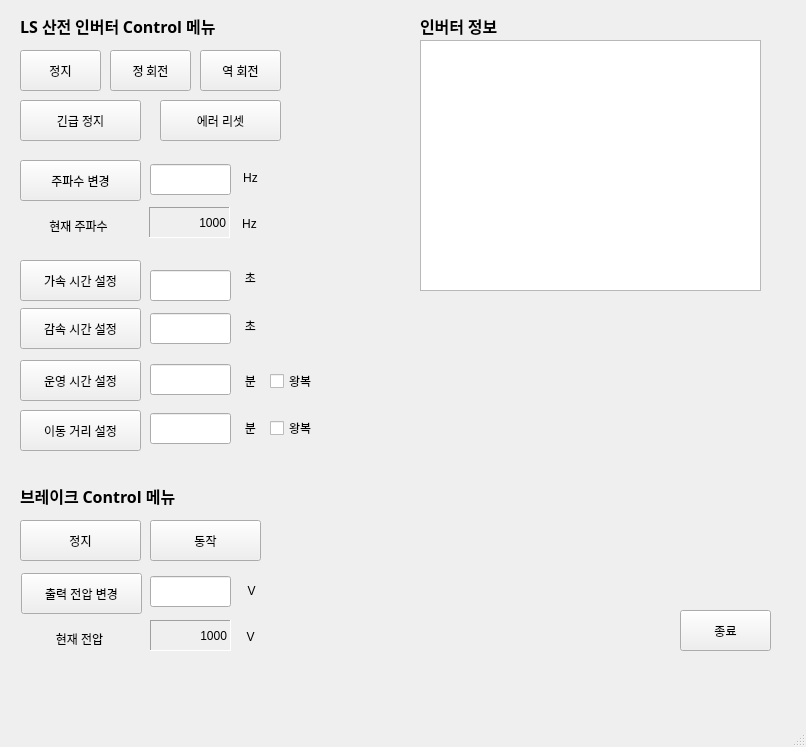
kimyh2000/pas-motor, file inverterUI.ui: the form before one commit.
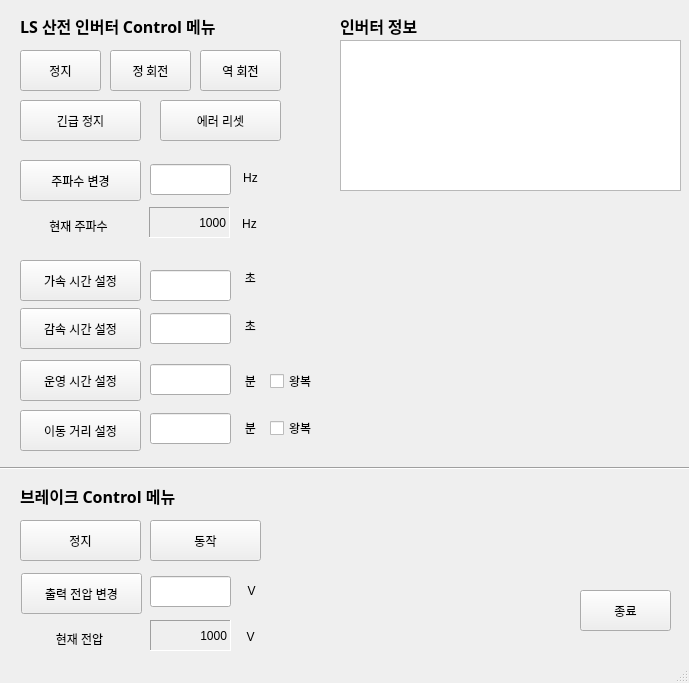
The form after the commit.

Commit message: UI Layout 변경

```diff
--- a/inverterUI.ui
+++ b/inverterUI.ui
@@ -6,8 +6,8 @@
    <rect>
     <x>0</x>
     <y>0</y>
-    <width>806</width>
-    <height>747</height>
+    <width>689</width>
+    <height>683</height>
    </rect>
   </property>
   <property name="windowTitle">
@@ -479,7 +479,7 @@
    <widget class="QLabel" name="label_15">
     <property name="geometry">
      <rect>
-      <x>420</x>
+      <x>340</x>
       <y>10</y>
       <width>221</width>
       <height>31</height>
@@ -500,8 +500,8 @@
    <widget class="QPushButton" name="pushButton_Exit">
     <property name="geometry">
      <rect>
-      <x>680</x>
-      <y>610</y>
+      <x>580</x>
+      <y>590</y>
       <width>91</width>
       <height>41</height>
      </rect>
@@ -576,13 +576,26 @@
    <widget class="QTextEdit" name="textEdit_InvInfo">
     <property name="geometry">
      <rect>
-      <x>420</x>
+      <x>340</x>
       <y>40</y>
       <width>341</width>
-      <height>251</height>
+      <height>151</height>
      </rect>
     </property>
    </widget>
+   <widget class="Line" name="line">
+    <property name="geometry">
+     <rect>
+      <x>-70</x>
+      <y>460</y>
+      <width>761</width>
+      <height>16</height>
+     </rect>
+    </property>
+    <property name="orientation">
+     <enum>Qt::Horizontal</enum>
+    </property>
+   </widget>
   </widget>
   <widget class="QMenuBar" name="menubar">
    <property name="geometry">
```
Left out of the diff: 2 changed lines with no effect on the pictures.
